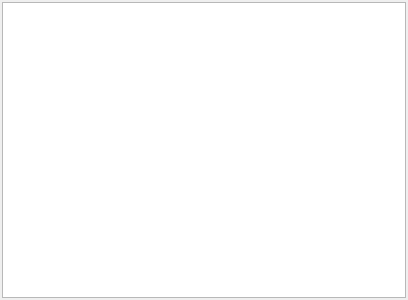
First picture: the form in src/tabbedcodeeditorinterface.ui, repository IoeCmcomc/MCDatapacker, before the edit.
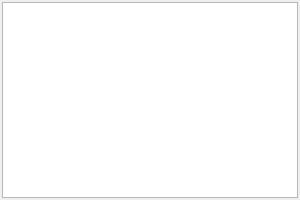
Second picture: the form after the edit. The open tabs and pages were chosen to show the change. Custom widgets are drawn as their Qt base class.

What changed in the file:
```diff
--- a/src/tabbedcodeeditorinterface.ui
+++ b/src/tabbedcodeeditorinterface.ui
@@ -6,12 +6,15 @@
    <rect>
     <x>0</x>
     <y>0</y>
-    <width>408</width>
-    <height>300</height>
+    <width>300</width>
+    <height>200</height>
    </rect>
   </property>
-  <property name="windowTitle">
-   <string>Frame</string>
+  <property name="minimumSize">
+   <size>
+    <width>300</width>
+    <height>200</height>
+   </size>
   </property>
   <layout class="QVBoxLayout" name="verticalLayout">
    <property name="spacing">
@@ -34,6 +37,12 @@
    </item>
    <item>
     <widget class="QStackedWidget" name="stackedWidget">
+     <property name="sizePolicy">
+      <sizepolicy hsizetype="Expanding" vsizetype="Expanding">
+       <horstretch>0</horstretch>
+       <verstretch>0</verstretch>
+      </sizepolicy>
+     </property>
      <property name="currentIndex">
       <number>0</number>
      </property>
@@ -70,12 +79,6 @@
        </property>
        <item>
         <widget class="CodeEditor" name="codeEditor">
-         <property name="sizePolicy">
-          <sizepolicy hsizetype="Preferred" vsizetype="Preferred">
-           <horstretch>0</horstretch>
-           <verstretch>0</verstretch>
-          </sizepolicy>
-         </property>
          <property name="mouseTracking">
           <bool>true</bool>
          </property>
```
Left out of the diff: 3 changed lines with no effect on the pictures.
